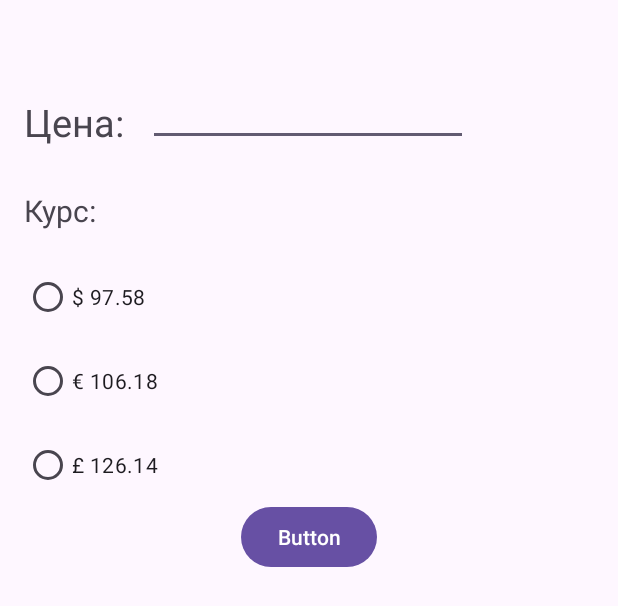
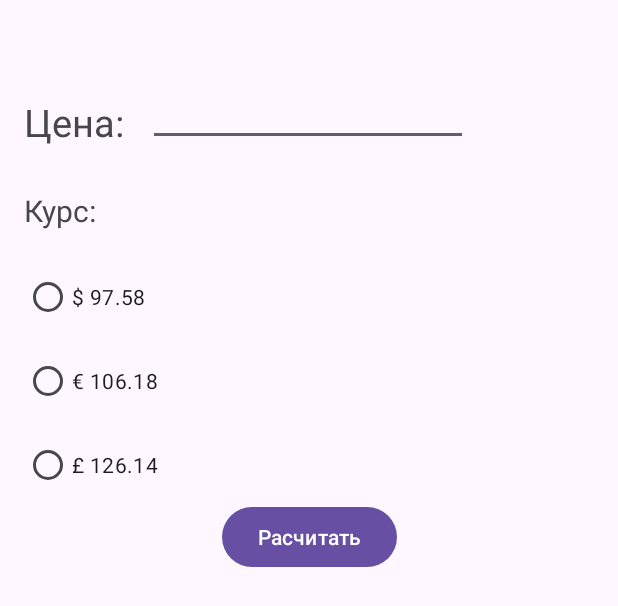
Before and after one commit to Olga-Vasileva-10/lab5, an Android app: the layout activity_main.xml on its own in the app's theme, with its tools: preview values and no code run, on a phone screen of 412 x 824 dp. Shown: the top 606 px of the screen. Run offline under Robolectric (Android 15) with nearby library versions, the phone set to English and light mode, and no system bars.

Commit message:
5 лабораторная

```diff
--- a/app/src/main/java/com/example/lab5/MainActivity.kt
+++ b/app/src/main/java/com/example/lab5/MainActivity.kt
@@ -1,20 +1,19 @@
-package com.example.lab5
+package com.example.lab4
 
 import android.os.Bundle
+import android.view.View
+import android.widget.*
 import androidx.activity.enableEdgeToEdge
 import androidx.appcompat.app.AppCompatActivity
 import androidx.core.view.ViewCompat
 import androidx.core.view.WindowInsetsCompat
 
 class MainActivity : AppCompatActivity() {
-    override fun onCreate(savedInstanceState: Bundle?) {
-        super.onCreate(savedInstanceState)
-        enableEdgeToEdge()
-        setContentView(R.layout.activity_main)
-        ViewCompat.setOnApplyWindowInsetsListener(findViewById(R.id.main)) { v, insets ->
-            val systemBars = insets.getInsets(WindowInsetsCompat.Type.systemBars())
-            v.setPadding(systemBars.left, systemBars.top, systemBars.right, systemBars.bottom)
-            insets
-        }
-    }
+
+    private lateinit var priceInput: EditText
+    private lateinit var currencyGroup: RadioGroup
+    private lateinit var calculateButton: Button
+    private lateinit var resultTextView: TextView
+
+
 }
--- a/app/src/main/res/layout/activity_main.xml
+++ b/app/src/main/res/layout/activity_main.xml
@@ -18,6 +18,17 @@
         app:layout_constraintStart_toStartOf="parent"
         app:layout_constraintTop_toTopOf="parent" />
 
+    <EditText
+        android:id="@+id/editTextNumber"
+        android:layout_width="wrap_content"
+        android:layout_height="wrap_content"
+        android:layout_marginStart="16dp"
+        android:layout_marginTop="52dp"
+        android:ems="10"
+        android:inputType="number"
+        app:layout_constraintStart_toEndOf="@+id/textView"
+        app:layout_constraintTop_toTopOf="parent" />
+
     <TextView
         android:id="@+id/textView2"
         android:layout_width="wrap_content"
@@ -29,16 +40,12 @@
         app:layout_constraintStart_toStartOf="parent"
         app:layout_constraintTop_toBottomOf="@+id/textView" />
 
-    <EditText
-        android:id="@+id/editTextNumber"
+    <RadioGroup
+        android:id="@+id/currencyGroup"
         android:layout_width="wrap_content"
         android:layout_height="wrap_content"
-        android:layout_marginStart="16dp"
-        android:layout_marginTop="52dp"
-        android:ems="10"
-        android:inputType="number"
-        app:layout_constraintStart_toEndOf="@+id/textView"
-        app:layout_constraintTop_toTopOf="parent" />
+        app:layout_constraintStart_toStartOf="parent"
+        app:layout_constraintTop_toBottomOf="@+id/textView2">
 
         <RadioButton
             android:id="@+id/dollars"
@@ -46,9 +53,15 @@
             android:layout_height="wrap_content"
             android:layout_marginStart="16dp"
             android:layout_marginTop="20dp"
-        android:text="$ 97.58"
-        app:layout_constraintStart_toStartOf="parent"
-        app:layout_constraintTop_toBottomOf="@+id/textView2" />
+            android:text="$ 97.58" />
+
+        <RadioButton
+            android:id="@+id/euro"
+            android:layout_width="wrap_content"
+            android:layout_height="wrap_content"
+            android:layout_marginStart="16dp"
+            android:layout_marginTop="8dp"
+            android:text="€ 106.18" />
 
         <RadioButton
             android:id="@+id/funt"
@@ -56,37 +69,20 @@
             android:layout_height="wrap_content"
             android:layout_marginStart="16dp"
             android:layout_marginTop="8dp"
-        android:text="£ 126.14"
-        app:layout_constraintStart_toStartOf="parent"
-        app:layout_constraintTop_toBottomOf="@+id/euro" />
-
-    <RadioButton
-        android:id="@+id/euro"
-        android:layout_width="wrap_content"
-        android:layout_height="wrap_content"
-        android:layout_marginStart="16dp"
-        android:layout_marginTop="8dp"
-        android:text="€ 106.18"
-        app:layout_constraintStart_toStartOf="parent"
-        app:layout_constraintTop_toBottomOf="@+id/dollars" />
+            android:text="£ 126.14" />
+    </RadioGroup>
 
     <Button
         android:id="@+id/button"
         android:layout_width="wrap_content"
         android:layout_height="wrap_content"
-        android:text="Button"
+        android:text="Расчитать"
         app:layout_constraintEnd_toEndOf="parent"
         app:layout_constraintStart_toStartOf="parent"
-        app:layout_constraintTop_toBottomOf="@+id/funt" />
-
-    <RadioGroup
-        android:layout_width="wrap_content"
-        android:layout_height="wrap_content"
-        app:layout_constraintEnd_toStartOf="parent"
-        tools:layout_editor_absoluteY="381dp" />
+        app:layout_constraintTop_toBottomOf="@+id/currencyGroup" />
 
     <TextView
-        android:id="@+id/textView3"
+        android:id="@+id/resultTextView"
         android:layout_width="wrap_content"
         android:layout_height="wrap_content"
         android:layout_marginTop="64dp"
```
Lines whose indentation alone changed are shown as unchanged.
